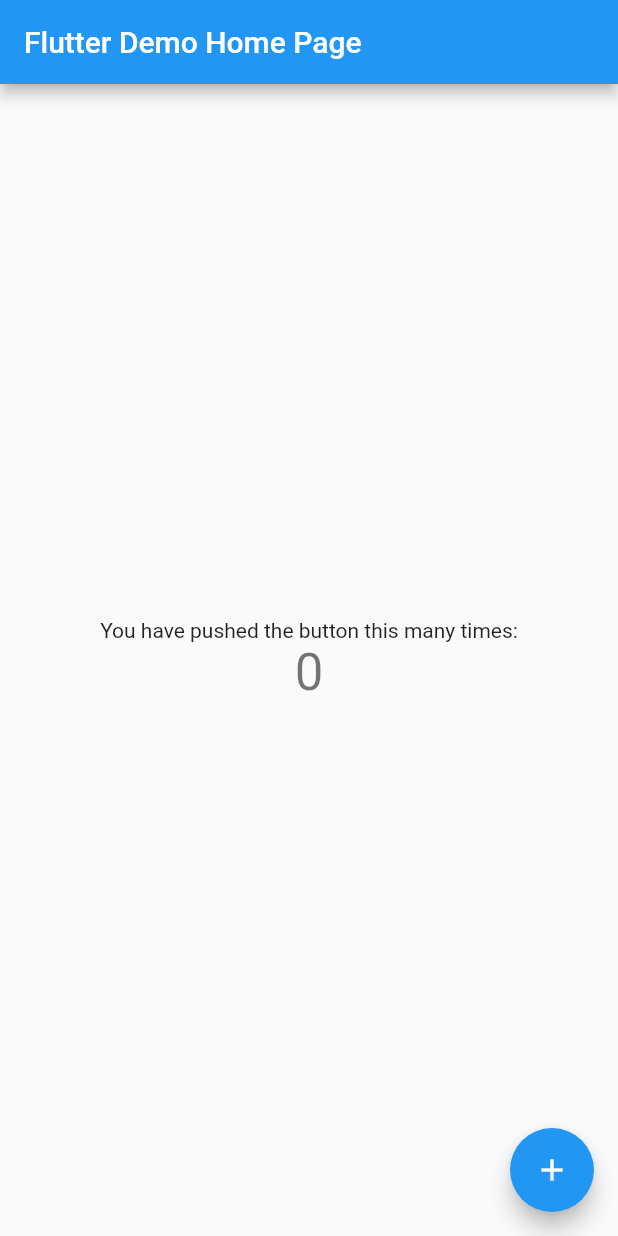
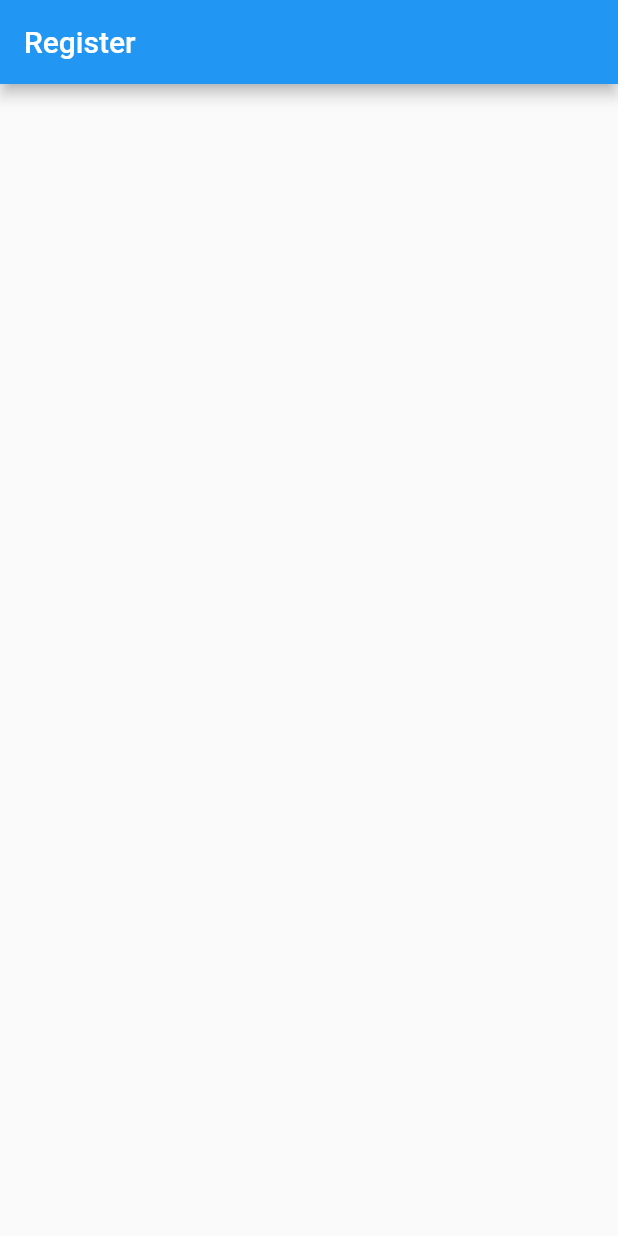
Before and after one commit to javierjuanJJ/Notes-Flutter, a Flutter app: the screen it shows after launch, on a phone screen of 412 x 824 dp. Run offline on Flutter 3.47's test engine with Material 2 defaults, Android fonts, the phone set to English and light mode, and no system bars; our stand-ins replace firebase_core; accounts and stored records are empty.

Commit message:
6. HomePage (Scaffold and AppBar)

```diff
--- a/lib/main.dart
+++ b/lib/main.dart
@@ -1,14 +1,7 @@
 import 'package:flutter/material.dart';
 
 void main() {
-  runApp(MyApp());
-}
-
-class MyApp extends StatelessWidget {
-  // This widget is the root of your application.
-  @override
-  Widget build(BuildContext context) {
-    return MaterialApp(
+  runApp(MaterialApp(
     title: 'Flutter Demo',
     theme: ThemeData(
       // This is the theme of your application.
@@ -22,92 +15,20 @@
       // is not restarted.
       primarySwatch: Colors.blue,
     ),
-      home: MyHomePage(title: 'Flutter Demo Home Page'),
+    home: HomePage(),
+  ));
+}
+
+class HomePage extends StatelessWidget {
+  const HomePage({Key? key}) : super(key: key);
+  @override
+  Widget build(BuildContext context) {
+    return Scaffold(
+      appBar: AppBar(
+        title: const Text('Register'),
+      ),
     );
   }
+
+
 }
-
-class MyHomePage extends StatefulWidget {
-  MyHomePage({Key key, this.title}) : super(key: key);
-
-  // This widget is the home page of your application. It is stateful, meaning
-  // that it has a State object (defined below) that contains fields that affect
-  // how it looks.
-
-  // This class is the configuration for the state. It holds the values (in this
-  // case the title) provided by the parent (in this case the App widget) and
-  // used by the build method of the State. Fields in a Widget subclass are
-  // always marked "final".
-
-  final String title;
-
-  @override
-  _MyHomePageState createState() => _MyHomePageState();
-}
-
-class _MyHomePageState extends State<MyHomePage> {
-  int _counter = 0;
-
-  void _incrementCounter() {
-    setState(() {
-      // This call to setState tells the Flutter framework that something has
-      // changed in this State, which causes it to rerun the build method below
-      // so that the display can reflect the updated values. If we changed
-      // _counter without calling setState(), then the build method would not be
-      // called again, and so nothing would appear to happen.
-      _counter++;
-    });
-  }
-
-  @override
-  Widget build(BuildContext context) {
-    // This method is rerun every time setState is called, for instance as done
-    // by the _incrementCounter method above.
-    //
-    // The Flutter framework has been optimized to make rerunning build methods
-    // fast, so that you can just rebuild anything that needs updating rather
-    // than having to individually change instances of widgets.
-    return Scaffold(
-      appBar: AppBar(
-        // Here we take the value from the MyHomePage object that was created by
-        // the App.build method, and use it to set our appbar title.
-        title: Text(widget.title),
-      ),
-      body: Center(
-        // Center is a layout widget. It takes a single child and positions it
-        // in the middle of the parent.
-        child: Column(
-          // Column is also a layout widget. It takes a list of children and
-          // arranges them vertically. By default, it sizes itself to fit its
-          // children horizontally, and tries to be as tall as its parent.
-          //
-          // Invoke "debug painting" (press "p" in the console, choose the
-          // "Toggle Debug Paint" action from the Flutter Inspector in Android
-          // Studio, or the "Toggle Debug Paint" command in Visual Studio Code)
-          // to see the wireframe for each widget.
-          //
-          // Column has various properties to control how it sizes itself and
-          // how it positions its children. Here we use mainAxisAlignment to
-          // center the children vertically; the main axis here is the vertical
-          // axis because Columns are vertical (the cross axis would be
-          // horizontal).
-          mainAxisAlignment: MainAxisAlignment.center,
-          children: <Widget>[
-            Text(
-              'You have pushed the button this many times:',
-            ),
-            Text(
-              '$_counter',
-              style: Theme.of(context).textTheme.headline4,
-            ),
-          ],
-        ),
-      ),
-      floatingActionButton: FloatingActionButton(
-        onPressed: _incrementCounter,
-        tooltip: 'Increment',
-        child: Icon(Icons.add),
-      ), // This trailing comma makes auto-formatting nicer for build methods.
-    );
-  }
-}
--- a/pubspec.yaml
+++ b/pubspec.yaml
@@ -18,7 +18,7 @@
 version: 1.0.0+1
 
 environment:
-  sdk: ">=2.7.0 <3.0.0"
+  sdk: ">=2.12.0 <3.0.0"
 
 dependencies:
   flutter:
```
Lines whose indentation alone changed are shown as unchanged.
